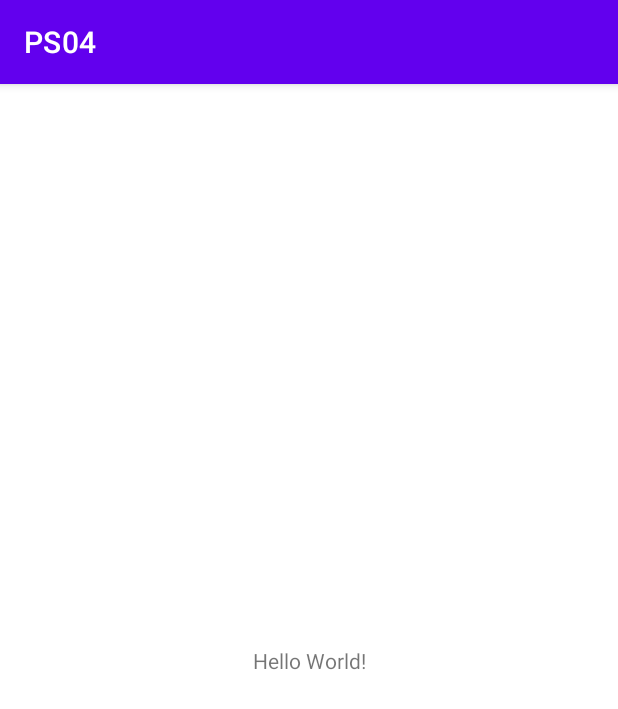
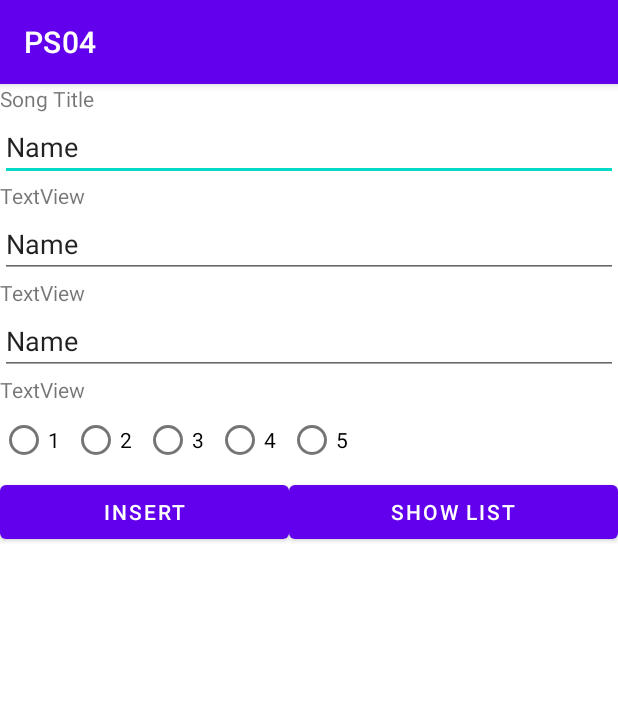
Before and after one commit to nuurulhidayah/PS04, an Android app: the screen it shows after launch (MainActivity), on a phone screen of 412 x 824 dp. Shown: the top 709 px of the screen. Run offline under Robolectric (Android 15) with nearby library versions, the phone set to English and light mode, and no system bars.

Commit message:
did the layout

```diff
--- a/app/src/main/res/layout/activity_main.xml
+++ b/app/src/main/res/layout/activity_main.xml
@@ -1,18 +1,115 @@
 <?xml version="1.0" encoding="utf-8"?>
-<androidx.constraintlayout.widget.ConstraintLayout xmlns:android="http://schemas.android.com/apk/res/android"
+<LinearLayout xmlns:android="http://schemas.android.com/apk/res/android"
     xmlns:app="http://schemas.android.com/apk/res-auto"
     xmlns:tools="http://schemas.android.com/tools"
     android:layout_width="match_parent"
     android:layout_height="match_parent"
+    android:orientation="vertical"
     tools:context=".MainActivity">
 
     <TextView
+        android:id="@+id/textViewTitle"
         android:layout_width="wrap_content"
         android:layout_height="wrap_content"
-        android:text="Hello World!"
-        app:layout_constraintBottom_toBottomOf="parent"
-        app:layout_constraintLeft_toLeftOf="parent"
-        app:layout_constraintRight_toRightOf="parent"
-        app:layout_constraintTop_toTopOf="parent" />
+        android:text="Song Title" />
 
-</androidx.constraintlayout.widget.ConstraintLayout>
+    <EditText
+        android:id="@+id/editTextTextPersonName"
+        android:layout_width="match_parent"
+        android:layout_height="wrap_content"
+        android:ems="10"
+        android:inputType="textPersonName"
+        android:text="Name" />
+
+    <TextView
+        android:id="@+id/textView"
+        android:layout_width="match_parent"
+        android:layout_height="wrap_content"
+        android:text="TextView" />
+
+    <EditText
+        android:id="@+id/editTextTextPersonName2"
+        android:layout_width="match_parent"
+        android:layout_height="wrap_content"
+        android:ems="10"
+        android:inputType="textPersonName"
+        android:text="Name" />
+
+    <TextView
+        android:id="@+id/textView2"
+        android:layout_width="match_parent"
+        android:layout_height="wrap_content"
+        android:text="TextView" />
+
+    <EditText
+        android:id="@+id/editTextTextPersonName3"
+        android:layout_width="match_parent"
+        android:layout_height="wrap_content"
+        android:ems="10"
+        android:inputType="textPersonName"
+        android:text="Name" />
+
+    <TextView
+        android:id="@+id/textView3"
+        android:layout_width="match_parent"
+        android:layout_height="wrap_content"
+        android:text="TextView" />
+
+    <RadioGroup
+        android:layout_width="match_parent"
+        android:layout_height="wrap_content"
+        android:orientation="horizontal">
+
+        <RadioButton
+            android:id="@+id/radioButton"
+            android:layout_width="wrap_content"
+            android:layout_height="wrap_content"
+            android:text="1" />
+
+        <RadioButton
+            android:id="@+id/radioButton2"
+            android:layout_width="wrap_content"
+            android:layout_height="wrap_content"
+            android:text="2" />
+
+        <RadioButton
+            android:id="@+id/radioButton3"
+            android:layout_width="wrap_content"
+            android:layout_height="wrap_content"
+            android:text="3" />
+
+        <RadioButton
+            android:id="@+id/radioButton4"
+            android:layout_width="wrap_content"
+            android:layout_height="wrap_content"
+            android:text="4" />
+
+        <RadioButton
+            android:id="@+id/radioButton5"
+            android:layout_width="wrap_content"
+            android:layout_height="wrap_content"
+            android:text="5" />
+    </RadioGroup>
+
+    <LinearLayout
+        android:layout_width="match_parent"
+        android:layout_height="match_parent"
+        android:orientation="horizontal">
+
+        <Button
+            android:id="@+id/button"
+            android:layout_width="wrap_content"
+            android:layout_height="wrap_content"
+            android:layout_weight="1"
+            android:text="INSERT" />
+
+        <Button
+            android:id="@+id/button2"
+            android:layout_width="wrap_content"
+            android:layout_height="wrap_content"
+            android:layout_weight="1"
+            android:text="SHOW LIST" />
+    </LinearLayout>
+
+
+</LinearLayout>
```
